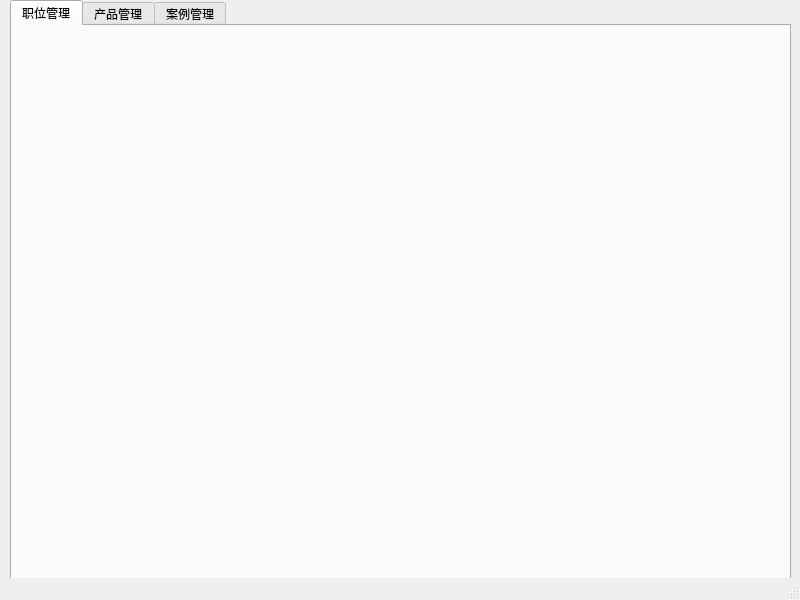
Above: mainwindow.ui from NightXDreamin/HRWindow before the change. Below: the same form after it.
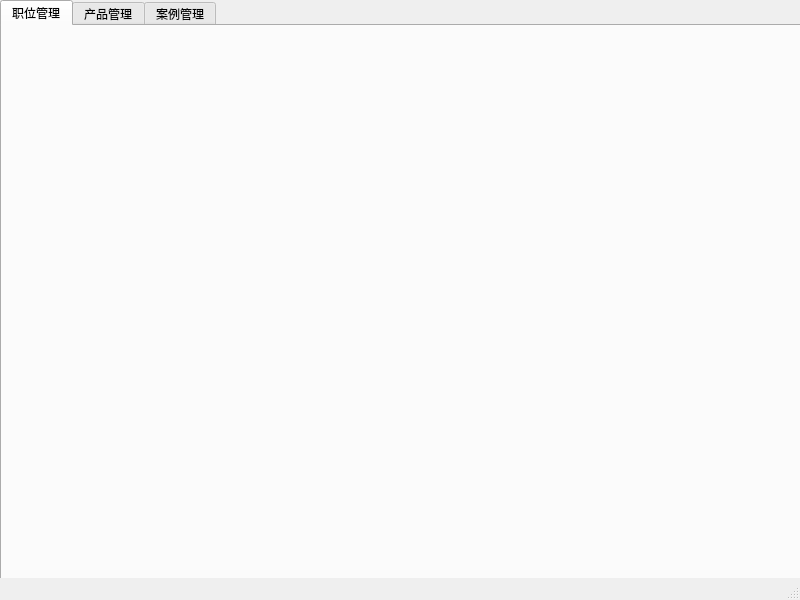
That is the form after the change. The open tabs and pages were chosen to show the change.

The edit to the form file:
```diff
--- a/mainwindow.ui
+++ b/mainwindow.ui
@@ -17,10 +17,10 @@
    <widget class="QTabWidget" name="tabWidget">
     <property name="geometry">
      <rect>
-      <x>10</x>
+      <x>0</x>
       <y>0</y>
-      <width>781</width>
-      <height>581</height>
+      <width>801</width>
+      <height>601</height>
      </rect>
     </property>
     <property name="currentIndex">
```
Left out of the diff: 2 changed lines with no effect on the pictures.
